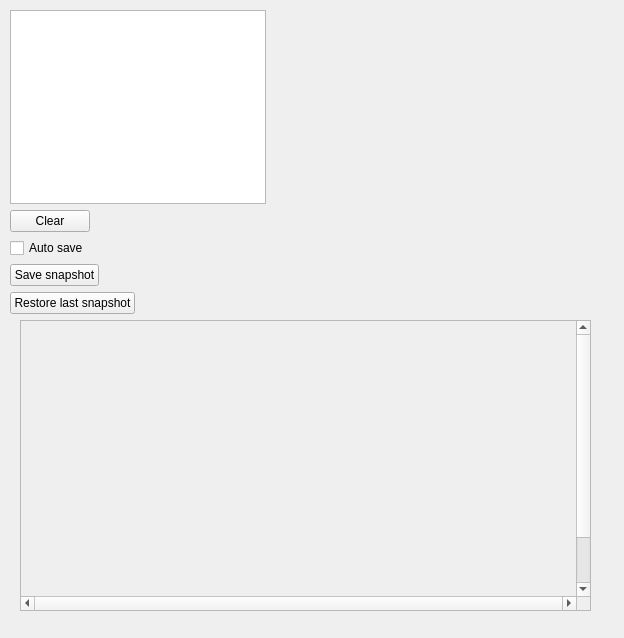
Before: the Qt Designer form lib/dummy/dummymodelpanel.ui in Pelagicore/facelift, drawn with Qt 5.
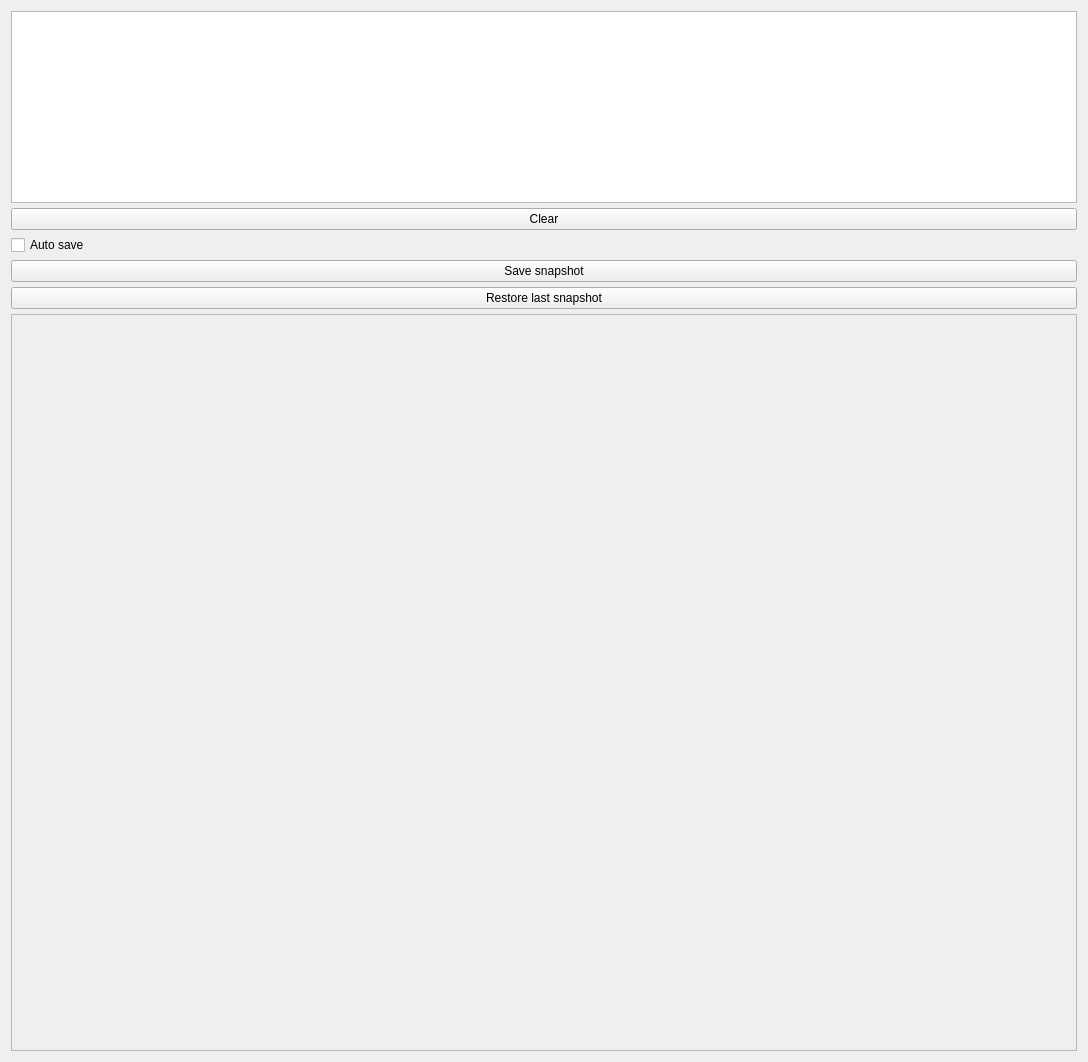
After: the same form once the commit is applied.

What changed in the file:
```diff
--- a/lib/dummy/dummymodelpanel.ui
+++ b/lib/dummy/dummymodelpanel.ui
@@ -6,70 +6,53 @@
    <rect>
     <x>0</x>
     <y>0</y>
-    <width>624</width>
-    <height>638</height>
+    <width>1088</width>
+    <height>1062</height>
    </rect>
   </property>
-  <property name="windowTitle">
-   <string>Form</string>
-  </property>
-  <widget class="QWidget" name="verticalLayoutWidget">
-   <property name="geometry">
-    <rect>
-     <x>10</x>
-     <y>10</y>
-     <width>264</width>
-     <height>304</height>
-    </rect>
-   </property>
-   <layout class="QFormLayout" name="formLayout">
+  <layout class="QGridLayout" name="gridLayout" rowstretch="0" columnstretch="0">
+   <property name="sizeConstraint">
+    <enum>QLayout::SetDefaultConstraint</enum>
+   </property>
     <item row="0" column="0">
-     <widget class="QTextEdit" name="logLabel"/>
-    </item>
-    <item row="1" column="0">
-     <widget class="QPushButton" name="clearLogButton">
-      <property name="text">
-       <string>Clear</string>
-      </property>
-     </widget>
-    </item>
-    <item row="2" column="0">
-     <widget class="QCheckBox" name="autoSaveCheckBox">
-      <property name="text">
-       <string>Auto save</string>
-      </property>
-     </widget>
-    </item>
-    <item row="3" column="0">
-     <widget class="QPushButton" name="saveSnapshotButton">
-      <property name="text">
-       <string>Save snapshot</string>
-      </property>
-     </widget>
-    </item>
-    <item row="4" column="0">
-     <widget class="QPushButton" name="loadSnapshotButton">
-      <property name="text">
-       <string>Restore last snapshot</string>
-      </property>
-     </widget>
-    </item>
-   </layout>
-  </widget>
+    <layout class="QFormLayout" name="formLayout">
+     <property name="sizeConstraint">
+      <enum>QLayout::SetMaximumSize</enum>
+     </property>
+     <property name="fieldGrowthPolicy">
+      <enum>QFormLayout::AllNonFixedFieldsGrow</enum>
+     </property>
+     <property name="horizontalSpacing">
+      <number>5</number>
+     </property>
+     <property name="verticalSpacing">
+      <number>5</number>
+     </property>
+     <item row="5" column="0" colspan="2">
   <widget class="QScrollArea" name="controlsArea">
-   <property name="geometry">
-    <rect>
-     <x>20</x>
-     <y>320</y>
-     <width>571</width>
-     <height>291</height>
-    </rect>
+       <property name="sizePolicy">
+        <sizepolicy hsizetype="Expanding" vsizetype="Expanding">
+         <horstretch>1</horstretch>
+         <verstretch>1</verstretch>
+        </sizepolicy>
+       </property>
+       <property name="minimumSize">
+        <size>
+         <width>400</width>
+         <height>300</height>
+        </size>
+       </property>
+       <property name="sizeIncrement">
+        <size>
+         <width>0</width>
+         <height>0</height>
+        </size>
    </property>
    <property name="verticalScrollBarPolicy">
-    <enum>Qt::ScrollBarAlwaysOn</enum>
+        <enum>Qt::ScrollBarAsNeeded</enum>
    </property>
    <property name="horizontalScrollBarPolicy">
-    <enum>Qt::ScrollBarAlwaysOn</enum>
+        <enum>Qt::ScrollBarAsNeeded</enum>
    </property>
    <property name="sizeAdjustPolicy">
     <enum>QAbstractScrollArea::AdjustToContents</enum>
@@ -77,49 +60,70 @@
    <property name="widgetResizable">
     <bool>true</bool>
    </property>
-   <widget class="QWidget" name="layout">
+       <widget class="QWidget" name="verticalLayoutWidget_2">
     <property name="geometry">
      <rect>
       <x>0</x>
       <y>0</y>
-      <width>555</width>
-      <height>335</height>
-     </rect>
-    </property>
-    <property name="minimumSize">
-     <size>
-      <width>535</width>
-      <height>335</height>
-     </size>
-    </property>
-    <widget class="QWidget" name="verticalLayoutWidget_2">
-     <property name="geometry">
-      <rect>
-       <x>20</x>
-       <y>70</y>
-       <width>461</width>
-       <height>241</height>
+          <width>1066</width>
+          <height>733</height>
       </rect>
      </property>
      <layout class="QVBoxLayout" name="controlsLayout">
       <property name="sizeConstraint">
-       <enum>QLayout::SetMinAndMaxSize</enum>
+          <enum>QLayout::SetDefaultConstraint</enum>
       </property>
      </layout>
     </widget>
    </widget>
-  </widget>
-  <widget class="QWidget" name="verticalLayoutWidget_3">
-   <property name="geometry">
-    <rect>
-     <x>410</x>
-     <y>80</y>
-     <width>160</width>
-     <height>80</height>
-    </rect>
-   </property>
-   <layout class="QVBoxLayout" name="verticalLayout"/>
-  </widget>
+     </item>
+     <item row="0" column="0" colspan="2">
+      <widget class="QTextEdit" name="logLabel">
+       <property name="sizePolicy">
+        <sizepolicy hsizetype="Preferred" vsizetype="Preferred">
+         <horstretch>0</horstretch>
+         <verstretch>0</verstretch>
+        </sizepolicy>
+       </property>
+       <property name="minimumSize">
+        <size>
+         <width>0</width>
+         <height>0</height>
+        </size>
+       </property>
+      </widget>
+     </item>
+     <item row="1" column="0" colspan="2">
+      <widget class="QPushButton" name="clearLogButton">
+       <property name="text">
+        <string>Clear</string>
+       </property>
+      </widget>
+     </item>
+     <item row="3" column="0" colspan="2">
+      <widget class="QPushButton" name="saveSnapshotButton">
+       <property name="text">
+        <string>Save snapshot</string>
+       </property>
+      </widget>
+     </item>
+     <item row="4" column="0" colspan="2">
+      <widget class="QPushButton" name="loadSnapshotButton">
+       <property name="text">
+        <string>Restore last snapshot</string>
+       </property>
+      </widget>
+     </item>
+     <item row="2" column="0" colspan="2">
+      <widget class="QCheckBox" name="autoSaveCheckBox">
+       <property name="text">
+        <string>Auto save</string>
+       </property>
+      </widget>
+     </item>
+    </layout>
+   </item>
+  </layout>
  </widget>
  <resources/>
  <connections/>
```
Lines whose indentation alone changed are shown as unchanged.
